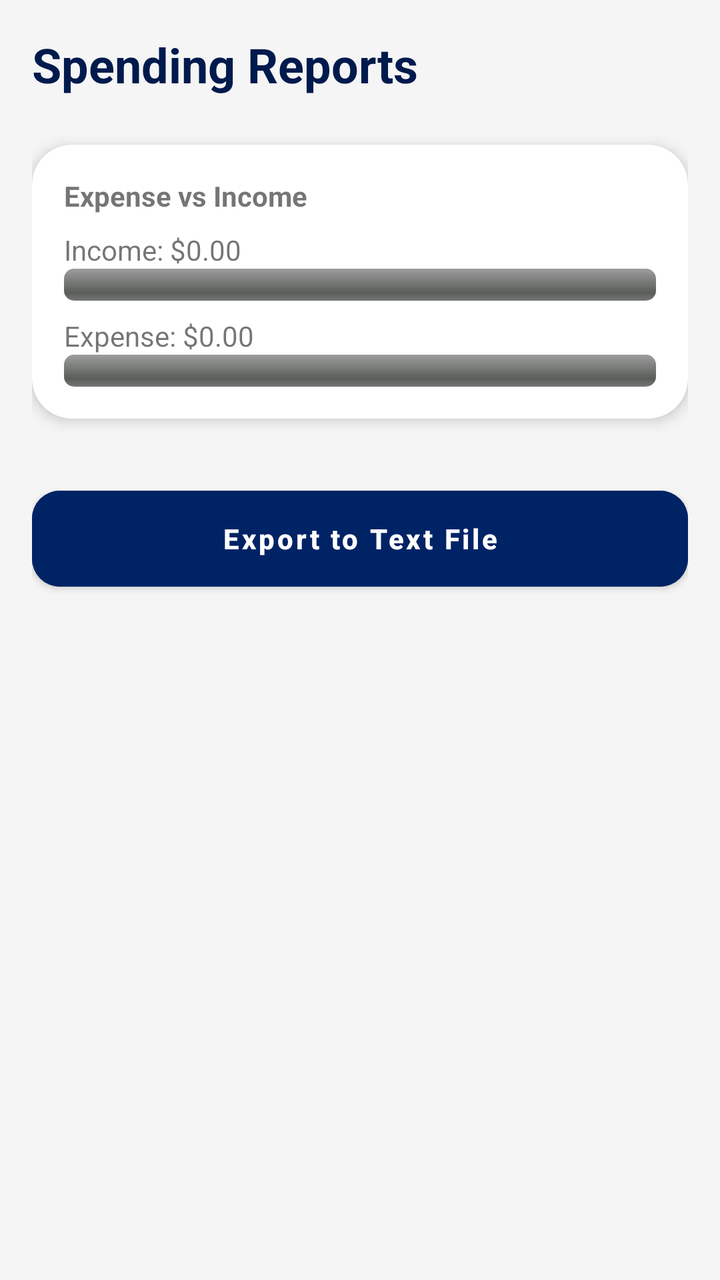
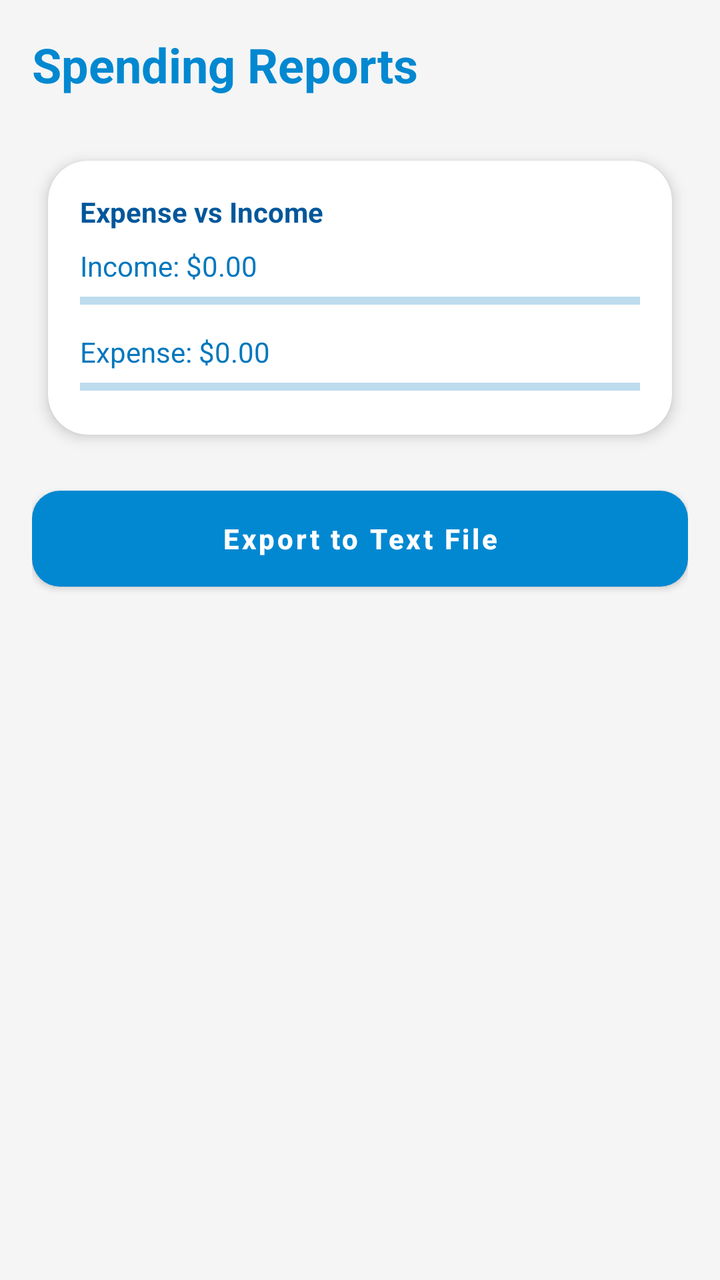

The first picture is an Android layout as it rendered before a commit; the second is the same layout after the commit. The layout source and the unified diff follow.
<!-- AndroidManifest.xml: application theme Theme.SmartExpenseTracker -->
<!-- res/layout/activity_reports.xml -->
<?xml version="1.0" encoding="utf-8"?>
<LinearLayout xmlns:android="http://schemas.android.com/apk/res/android"
    android:layout_width="match_parent"
    android:layout_height="match_parent"
    android:orientation="vertical"
    android:padding="16dp"
    android:background="@color/bg_color">

    <TextView
        android:layout_width="wrap_content"
        android:layout_height="wrap_content"
        android:text="Spending Reports"
        android:textSize="24sp"
        android:textStyle="bold"
        android:textColor="@color/colorPrimaryDark"
        android:layout_marginBottom="24dp"/>

    
    <androidx.cardview.widget.CardView
        android:layout_width="match_parent"
        android:layout_height="wrap_content"
        android:layout_marginBottom="16dp"
        android:elevation="4dp">

        <LinearLayout
            android:layout_width="match_parent"
            android:layout_height="wrap_content"
            android:orientation="vertical"
            android:padding="16dp">

            <TextView
                android:layout_width="wrap_content"
                android:layout_height="wrap_content"
                android:text="Expense vs Income"
                android:textStyle="bold"
                android:layout_marginBottom="8dp"/>

            <TextView
                android:id="@+id/tvIncomeReport"
                android:layout_width="wrap_content"
                android:layout_height="wrap_content"
                android:text="Income: $0.00"/>
            <ProgressBar
                android:id="@+id/pbIncome"
                style="?android:attr/progressBarStyleHorizontal"
                android:layout_width="match_parent"
                android:layout_height="wrap_content"
                android:progressDrawable="@android:drawable/progress_horizontal"
                android:progressTint="@color/income_green"
                android:max="100"
                android:progress="0"
                android:layout_marginBottom="8dp"/>

            <TextView
                android:id="@+id/tvExpenseReport"
                android:layout_width="wrap_content"
                android:layout_height="wrap_content"
                android:text="Expense: $0.00"/>
            <ProgressBar
                android:id="@+id/pbExpense"
                style="?android:attr/progressBarStyleHorizontal"
                android:layout_width="match_parent"
                android:layout_height="wrap_content"
                android:progressDrawable="@android:drawable/progress_horizontal"
                android:progressTint="@color/expense_red"
                android:max="100"
                android:progress="0"/>

        </LinearLayout>
    </androidx.cardview.widget.CardView>

    <Button
        android:id="@+id/btnExportReport"
        android:layout_width="match_parent"
        android:layout_height="wrap_content"
        android:text="Export to Text File"
        android:backgroundTint="@color/colorPrimary"
        android:textColor="#FFFFFF"
        android:layout_marginTop="20dp"/>

</LinearLayout>
<!-- resources referenced by this layout -->
<resources>
  <color name="bg_color">@color/luxury_light_bg</color>
  <color name="colorPrimary">@color/royal_blue</color>
  <color name="colorPrimaryDark">#001A4D</color>
  <color name="expense_red">#E74C3C</color>
  <color name="income_green">#2ECC71</color>
  <style name="Theme.SmartExpenseTracker" parent="Theme.MaterialComponents.DayNight.NoActionBar">
          
          <item name="colorPrimary">@color/royal_blue</item>
          <item name="colorPrimaryVariant">@color/primary_dark_light</item>
          <item name="colorOnPrimary">@color/white</item>
          
          <item name="colorSecondary">@color/royal_gold</item>
          <item name="colorOnSecondary">@color/white</item>
  
          
          <item name="android:statusBarColor">?attr/colorPrimaryVariant</item>
          <item name="android:windowLightStatusBar" tools:targetApi="m">true</item>
  
          
          <item name="android:windowBackground">@color/luxury_light_bg</item>
          <item name="colorSurface">@color/white</item>
  
          
          <item name="android:textColorPrimary">@color/text_primary_light</item>
          <item name="android:textColorSecondary">@color/text_secondary_light</item>
  
          
          <item name="cardViewStyle">@style/PremiumCardView</item>
          <item name="textInputStyle">@style/PremiumTextInputLayout</item>
          <item name="materialButtonStyle">@style/PremiumButton</item>
          <item name="bottomNavigationStyle">@style/PremiumBottomNav</item>
      </style>
  <color name="luxury_light_bg">#F5F5F5</color>
  <color name="royal_blue">#002366</color>
  <color name="primary_dark_light">#001A4D</color>
  <color name="white">#FFFFFFFF</color>
  <color name="royal_gold">#D4AF37</color>
  <color name="text_primary_light">#1A1A1A</color>
  <color name="text_secondary_light">#757575</color>
  <style name="PremiumCardView" parent="Widget.MaterialComponents.CardView">
          <item name="cardCornerRadius">20dp</item>
          <item name="cardElevation">4dp</item>
          <item name="android:layout_margin">8dp</item>
          <item name="cardBackgroundColor">@color/white</item>
      </style>
  <style name="PremiumTextInputLayout" parent="Widget.MaterialComponents.TextInputLayout.OutlinedBox">
          <item name="boxCornerRadiusTopStart">12dp</item>
          <item name="boxCornerRadiusTopEnd">12dp</item>
          <item name="boxCornerRadiusBottomStart">12dp</item>
          <item name="boxCornerRadiusBottomEnd">12dp</item>
          <item name="boxStrokeColor">@color/royal_blue</item>
          <item name="hintTextColor">@color/royal_blue</item>
      </style>
  <style name="PremiumButton" parent="Widget.MaterialComponents.Button">
          <item name="cornerRadius">14dp</item>
          <item name="android:insetTop">0dp</item>
          <item name="android:insetBottom">0dp</item>
          <item name="android:textAllCaps">false</item>
          <item name="android:textStyle">bold</item>
          <item name="backgroundTint">@color/royal_blue</item>
      </style>
  <style name="PremiumBottomNav" parent="Widget.MaterialComponents.BottomNavigationView">
          <item name="backgroundTint">@color/white</item>
          <item name="itemIconTint">@color/royal_blue</item>
          <item name="itemTextColor">@color/text_secondary_light</item>
      </style>
</resources>

<!-- the commit's change to res/layout/activity_reports.xml (unified diff, before → after) -->
@@ -4,7 +4,7 @@
     android:layout_height="match_parent"
     android:orientation="vertical"
     android:padding="16dp"
-    android:background="@color/bg_color">
+    android:background="?android:attr/windowBackground">
 
     <TextView
         android:layout_width="wrap_content"
@@ -12,15 +12,15 @@
         android:text="Spending Reports"
         android:textSize="24sp"
         android:textStyle="bold"
-        android:textColor="@color/colorPrimaryDark"
+        android:textColor="?attr/colorPrimary"
         android:layout_marginBottom="24dp"/>
 
     
-    <androidx.cardview.widget.CardView
+    <com.google.android.material.card.MaterialCardView
         android:layout_width="match_parent"
         android:layout_height="wrap_content"
         android:layout_marginBottom="16dp"
-        android:elevation="4dp">
+        style="?attr/cardViewStyle">
 
         <LinearLayout
             android:layout_width="match_parent"
@@ -33,19 +33,20 @@
                 android:layout_height="wrap_content"
                 android:text="Expense vs Income"
                 android:textStyle="bold"
+                android:textColor="?android:attr/textColorPrimary"
                 android:layout_marginBottom="8dp"/>
 
             <TextView
                 android:id="@+id/tvIncomeReport"
                 android:layout_width="wrap_content"
                 android:layout_height="wrap_content"
+                android:textColor="?android:attr/textColorSecondary"
                 android:text="Income: $0.00"/>
             <ProgressBar
                 android:id="@+id/pbIncome"
                 style="?android:attr/progressBarStyleHorizontal"
                 android:layout_width="match_parent"
                 android:layout_height="wrap_content"
-                android:progressDrawable="@android:drawable/progress_horizontal"
                 android:progressTint="@color/income_green"
                 android:max="100"
                 android:progress="0"
@@ -55,27 +56,26 @@
                 android:id="@+id/tvExpenseReport"
                 android:layout_width="wrap_content"
                 android:layout_height="wrap_content"
+                android:textColor="?android:attr/textColorSecondary"
                 android:text="Expense: $0.00"/>
             <ProgressBar
                 android:id="@+id/pbExpense"
                 style="?android:attr/progressBarStyleHorizontal"
                 android:layout_width="match_parent"
                 android:layout_height="wrap_content"
-                android:progressDrawable="@android:drawable/progress_horizontal"
                 android:progressTint="@color/expense_red"
                 android:max="100"
                 android:progress="0"/>
 
         </LinearLayout>
-    </androidx.cardview.widget.CardView>
+    </com.google.android.material.card.MaterialCardView>
 
-    <Button
+    <com.google.android.material.button.MaterialButton
         android:id="@+id/btnExportReport"
         android:layout_width="match_parent"
         android:layout_height="wrap_content"
         android:text="Export to Text File"
-        android:backgroundTint="@color/colorPrimary"
-        android:textColor="#FFFFFF"
+        style="?attr/materialButtonStyle"
         android:layout_marginTop="20dp"/>
 
 </LinearLayout>
<!-- resource entries referenced after the edit -->
@@ -1,10 +1,7 @@
 <!-- resources referenced by this layout -->
 <resources>
-  <color name="bg_color">@color/luxury_light_bg</color>
-  <color name="colorPrimary">@color/royal_blue</color>
-  <color name="colorPrimaryDark">#001A4D</color>
-  <color name="expense_red">#E74C3C</color>
-  <color name="income_green">#2ECC71</color>
+  <color name="expense_red">#D50000</color>
+  <color name="income_green">#00C853</color>
   <style name="Theme.SmartExpenseTracker" parent="Theme.MaterialComponents.DayNight.NoActionBar">
           
           <item name="colorPrimary">@color/royal_blue</item>
@@ -33,12 +30,12 @@
           <item name="bottomNavigationStyle">@style/PremiumBottomNav</item>
       </style>
   <color name="luxury_light_bg">#F5F5F5</color>
-  <color name="royal_blue">#002366</color>
-  <color name="primary_dark_light">#001A4D</color>
+  <color name="royal_blue">#0288D1</color>
+  <color name="primary_dark_light">#01579B</color>
   <color name="white">#FFFFFFFF</color>
-  <color name="royal_gold">#D4AF37</color>
-  <color name="text_primary_light">#1A1A1A</color>
-  <color name="text_secondary_light">#757575</color>
+  <color name="royal_gold">#FFD600</color>
+  <color name="text_primary_light">#01579B</color>
+  <color name="text_secondary_light">#0277BD</color>
   <style name="PremiumCardView" parent="Widget.MaterialComponents.CardView">
           <item name="cardCornerRadius">20dp</item>
           <item name="cardElevation">4dp</item>
